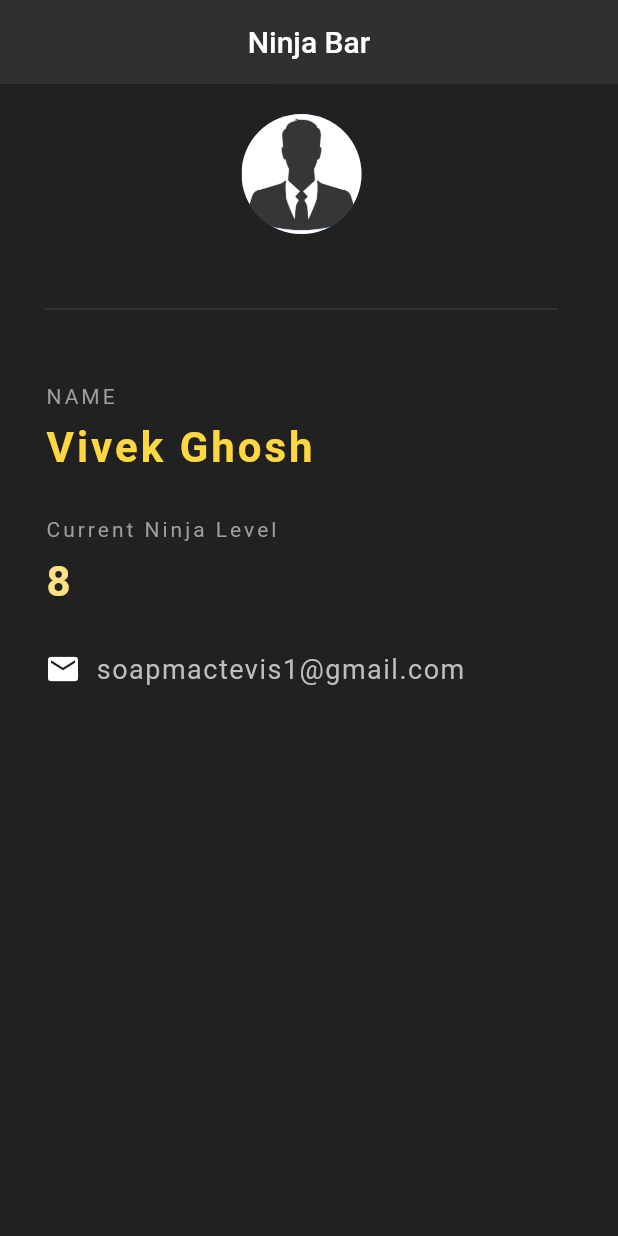
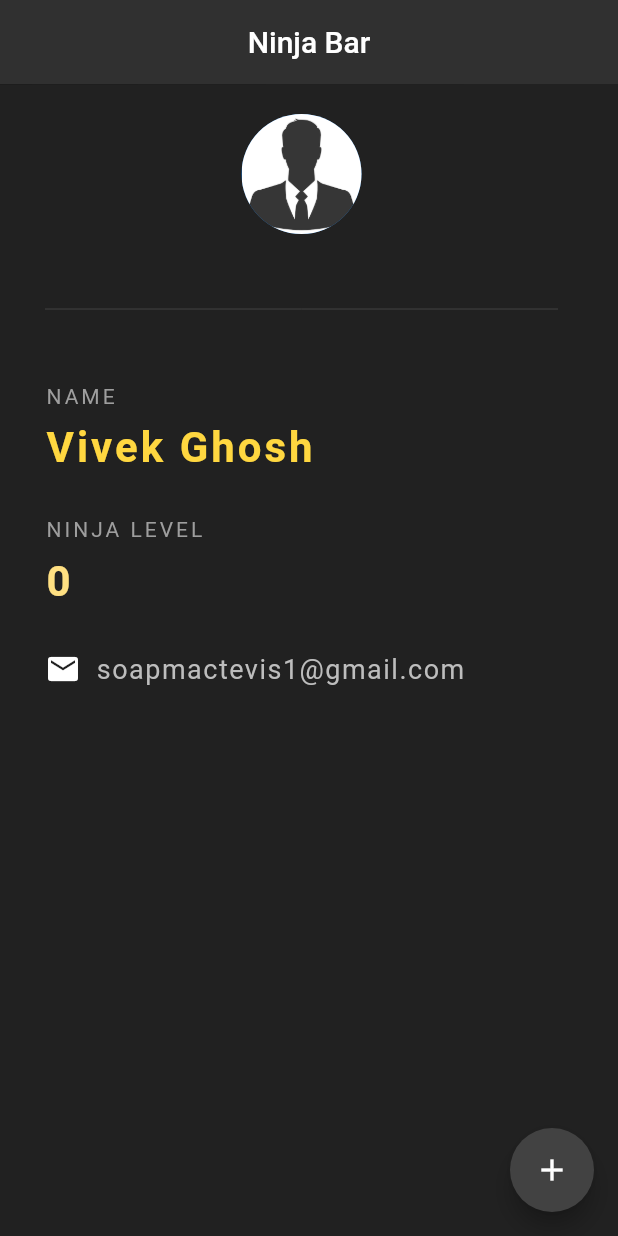
Before and after one commit to itsvivekghosh/flutter-tutorial, a Flutter app: the screen it shows after launch, on a phone screen of 412 x 824 dp. Run offline on Flutter 3.47's test engine with Material 2 defaults, Android fonts, the phone set to English and light mode, and no system bars.

Commit message:
added changes to project

```diff
--- a/my_app/lib/main.dart
+++ b/my_app/lib/main.dart
@@ -6,7 +6,14 @@ void main() {
   ));
 }
 
-class Home extends StatelessWidget {
+class Home extends StatefulWidget {
+  @override
+  _HomeState createState() => _HomeState();
+}
+
+class _HomeState extends State<Home> {
+  int ninjaLevel = 0;
+
   @override
   Widget build(BuildContext context) {
     return Scaffold(
@@ -16,6 +23,16 @@ class Home extends StatelessWidget {
         centerTitle: true,
         backgroundColor: Colors.grey[850],
         elevation: 0.2,
+      ),
+      floatingActionButton: FloatingActionButton(
+        onPressed: () {
+          setState(() {
+            ninjaLevel += 1;
+          });
+          print("Hello Ninja Level: $ninjaLevel");
+        },
+        child: Icon(Icons.add),
+        backgroundColor: Colors.grey[800],
       ),
       body: Padding(
         padding: EdgeInsets.fromLTRB(30, 20, 40, 0),
@@ -47,14 +64,14 @@ class Home extends StatelessWidget {
               height: 30.0,
             ),
             Text(
-              "Current Ninja Level",
+              "NINJA LEVEL",
               style: TextStyle(color: Colors.grey, letterSpacing: 2.0),
             ),
             SizedBox(
               height: 10.0,
             ),
             Text(
-              "8",
+              "$ninjaLevel",
               style: TextStyle(
                   fontSize: 28.0,
                   fontWeight: FontWeight.bold,
```
